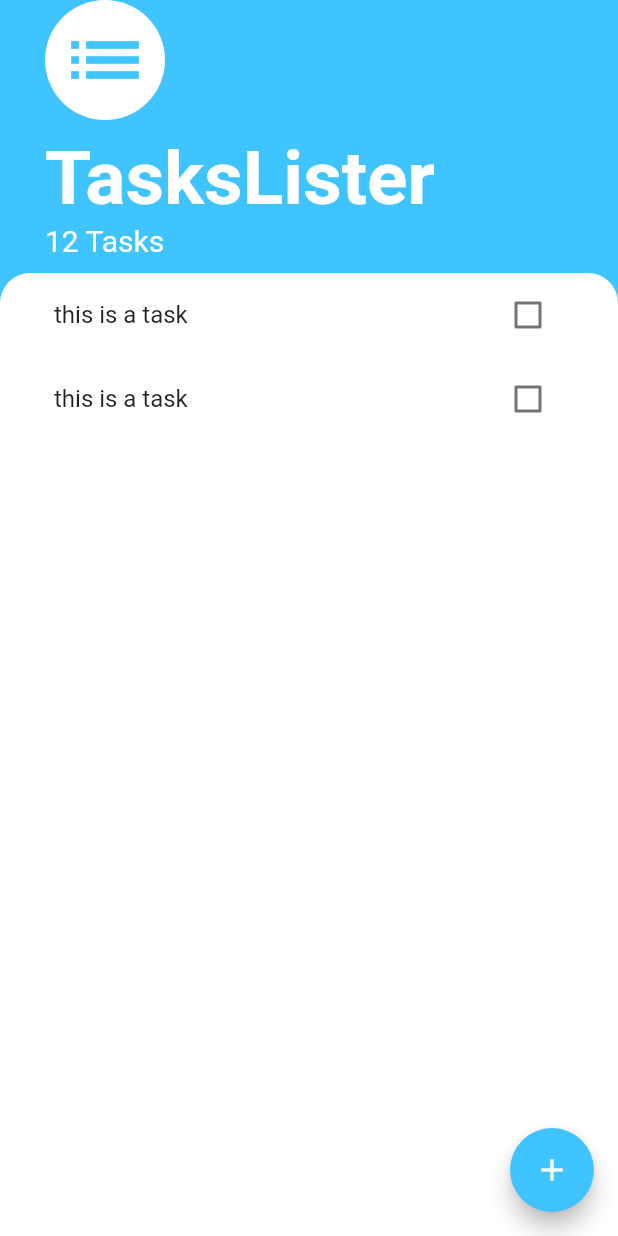
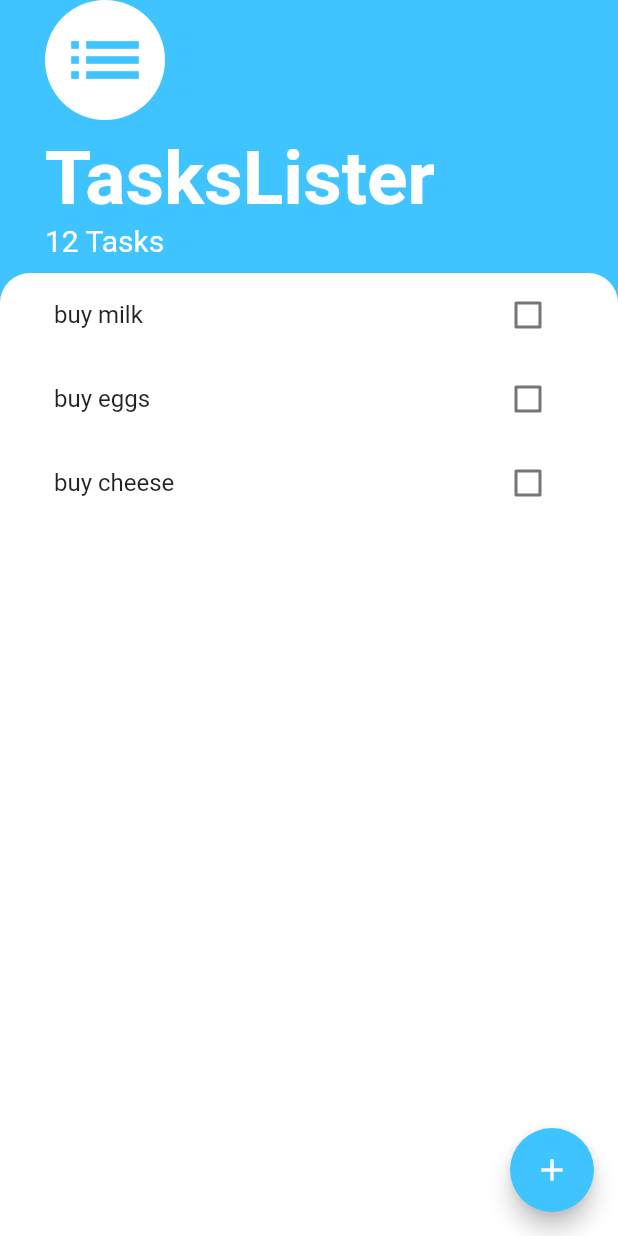
Before and after one commit to shakilabdin/flutter-state-management, a Flutter app: the screen it shows after launch, on a phone screen of 412 x 824 dp. Run offline on Flutter 3.47's test engine with Material 2 defaults, Android fonts, the phone set to English and light mode, and no system bars.

Commit message:
added task class

```diff
--- a/lib/components/task_list.dart
+++ b/lib/components/task_list.dart
@@ -1,14 +1,33 @@
 import 'package:flutter/material.dart';
-import 'task_tile.dart';
+import 'package:tasklister/components/task_tile.dart';
+import 'package:tasklister/models/task.dart';
 
-class TaskList extends StatelessWidget {
+class TaskList extends StatefulWidget {
+  @override
+  _TaskListState createState() => _TaskListState();
+}
+
+class _TaskListState extends State<TaskList> {
+  List<Task> tasks = [
+    Task(name: 'buy milk'),
+    Task(name: 'buy eggs'),
+    Task(name: 'buy cheese'),
+  ];
+
   @override
   Widget build(BuildContext context) {
-    return ListView(
-      children: <Widget>[
-        TaskTile(),
-        TaskTile(),
-      ],
+    return ListView.builder(
+      itemBuilder: (context, index) {
+        return TaskTile(
+            taskTitle: tasks[index].name,
+            isChecked: tasks[index].isDone,
+            checkboxCallback: (bool checkboxState) {
+              setState(() {
+                tasks[index].toggleDone();
+              });
+            });
+      },
+      itemCount: tasks.length,
     );
   }
 }
--- a/lib/components/task_tile.dart
+++ b/lib/components/task_tile.dart
@@ -1,14 +1,31 @@
 import 'package:flutter/material.dart';
 
 class TaskTile extends StatelessWidget {
+  TaskTile({this.isChecked, this.taskTitle, this.checkboxCallback});
+  final bool isChecked;
+  final String taskTitle;
+  final Function checkboxCallback;
+
   @override
   Widget build(BuildContext context) {
     return ListTile(
-      title: Text('this is a task'),
+      title: Text(
+        taskTitle,
+        style: TextStyle(
+          decoration: isChecked ? TextDecoration.lineThrough : null,
+        ),
+      ),
       trailing: Checkbox(
-        onChanged: (bool) {},
-        value: false,
+        onChanged: checkboxCallback,
+        value: isChecked,
+        activeColor: Colors.lightBlueAccent,
       ),
     );
   }
 }
+
+// void toggleCheckboxCallback(bool newValue) {
+//   setState(() {
+//     isChecked = newValue;
+//   });
+// }
--- a/lib/main.dart
+++ b/lib/main.dart
@@ -1,5 +1,5 @@
 import 'package:flutter/material.dart';
-import 'screens/tasks.dart';
+import 'screens/tasks_screen.dart';
 
 void main() {
   runApp(TaskLister());
--- /dev/null
+++ b/lib/models/task.dart
@@ -0,0 +1,10 @@
+class Task {
+  final String name;
+  bool isDone;
+
+  Task({this.name, this.isDone = false});
+
+  void toggleDone() {
+    isDone = !isDone;
+  }
+}
```
Also changed, not shown: lib/screens/tasks_screen.dart (renamed from lib/screens/tasks.dart).
